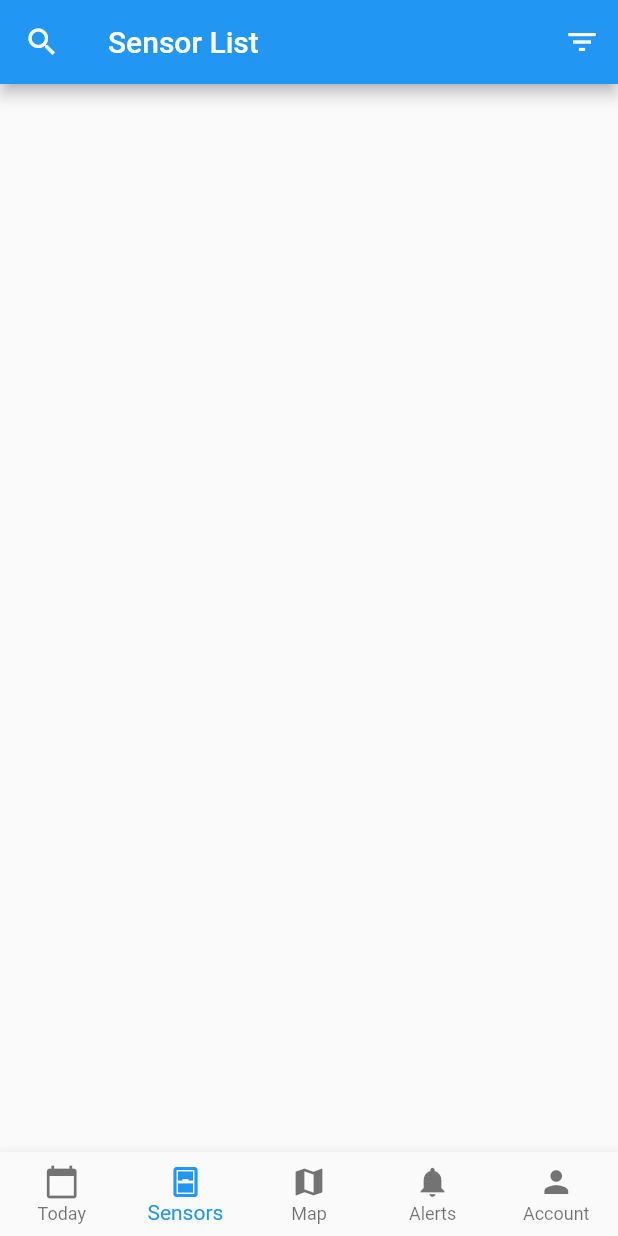
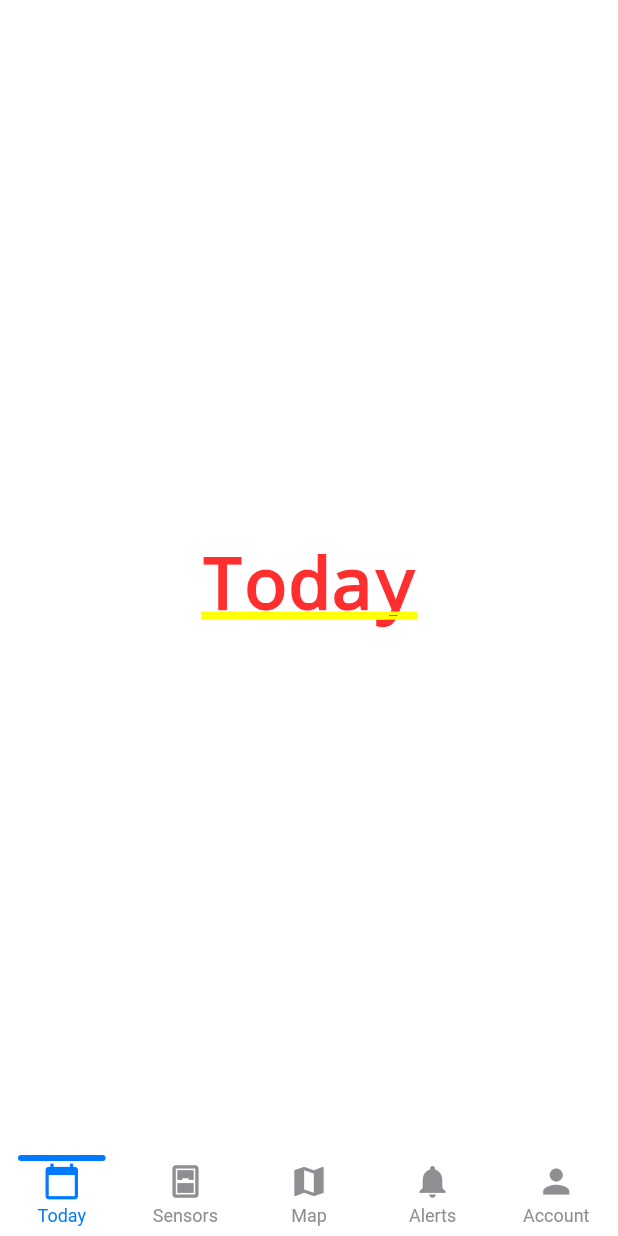
Before and after one commit to tshuenhau/pycnomobile, a Flutter app: the screen it shows after launch, on a phone screen of 412 x 824 dp. Run offline on Flutter 3.47's test engine with Material 2 defaults, Android fonts, the phone set to English and light mode, and no system bars; drawn by our look-alikes of persistent_bottom_nav_bar; our stand-ins replace get; network calls fail; statements that could not run were skipped.

Commit message:
bottomnavbar with custom navigation

```diff
--- /dev/null
+++ b/lib/App.dart
@@ -0,0 +1,94 @@
+import 'package:flutter/material.dart';
+import 'package:persistent_bottom_nav_bar/persistent-tab-view.dart';
+import 'package:pycnomobile/screens/AccountPage.dart';
+import 'package:pycnomobile/screens/AlertsPage.dart';
+import 'package:pycnomobile/screens/MapPage.dart';
+import 'package:pycnomobile/screens/SensorListPage.dart';
+import 'package:pycnomobile/screens/TodayPage.dart';
+
+class App extends StatefulWidget {
+  const App({Key? key}) : super(key: key);
+
+  @override
+  State<App> createState() => _AppState();
+}
+
+class _AppState extends State<App> {
+  PersistentTabController _controller =
+      PersistentTabController(initialIndex: 0);
+
+//Screens for each nav items.
+  List<Widget> _NavScreens() {
+    return [
+      TodayPage(),
+      SensorListPage(),
+      MapPage(),
+      AlertsPage(),
+      AccountPage(),
+    ];
+  }
+
+  List<PersistentBottomNavBarItem> _navBarsItems() {
+    return [
+      PersistentBottomNavBarItem(
+        icon: Icon(Icons.calendar_today),
+        title: 'Today',
+      ),
+      PersistentBottomNavBarItem(
+        icon: Icon(Icons.sensor_window),
+        title: 'Sensors',
+      ),
+      PersistentBottomNavBarItem(
+        icon: Icon(Icons.map),
+        title: 'Map',
+      ),
+      PersistentBottomNavBarItem(
+        icon: Icon(Icons.notifications),
+        title: 'Alerts',
+      ),
+      PersistentBottomNavBarItem(
+        icon: Icon(Icons.person),
+        title: 'Account',
+      ),
+    ];
+  }
+
+  @override
+  Widget build(BuildContext context) {
+    return Center(
+      child: PersistentTabView(
+        context,
+        controller: _controller,
+        screens: _NavScreens(),
+        items: _navBarsItems(),
+        confineInSafeArea: true,
+        backgroundColor: Colors.white, // Default is Colors.white.
+        handleAndroidBackButtonPress: true, // Default is true.
+        resizeToAvoidBottomInset:
+            true, // This needs to be true if you want to move up the screen when keyboard appears. Default is true.
+        stateManagement: true, // Default is true.
+        hideNavigationBarWhenKeyboardShows:
+            true, // Recommended to set 'resizeToAvoidBottomInset' as true while using this argument. Default is true.
+        decoration: NavBarDecoration(
+          borderRadius: BorderRadius.circular(10.0),
+          colorBehindNavBar: Colors.white,
+        ),
+        popAllScreensOnTapOfSelectedTab: true,
+        popActionScreens: PopActionScreensType.all,
+        itemAnimationProperties: ItemAnimationProperties(
+          // Navigation Bar's items animation properties.
+          duration: Duration(milliseconds: 200),
+          curve: Curves.ease,
+        ),
+        screenTransitionAnimation: ScreenTransitionAnimation(
+          // Screen transition animation on change of selected tab.
+          animateTabTransition: true,
+          curve: Curves.ease,
+          duration: Duration(milliseconds: 200),
+        ),
+        navBarStyle:
+            NavBarStyle.style3, // Choose the nav bar style with this property.
+      ),
+    );
+  }
+}
--- a/lib/main.dart
+++ b/lib/main.dart
@@ -1,4 +1,5 @@
 import 'package:flutter/material.dart';
+import 'package:pycnomobile/App.dart';
 import 'package:pycnomobile/screens/SensorListPage.dart';
 
 void main() {
@@ -15,7 +16,7 @@ class MyApp extends StatelessWidget {
         // is not restarted.
         primarySwatch: Colors.blue,
       ),
-      home: SensorListPage(),
+      home: App(),
     );
   }
 }
--- a/lib/screens/SensorListPage.dart
+++ b/lib/screens/SensorListPage.dart
@@ -3,13 +3,15 @@ import 'package:flutter/material.dart';
 
 import 'package:pycnomobile/model/Sensor.dart';
 import 'package:pycnomobile/screens/SensorSearchPage.dart';
-import 'package:pycnomobile/widgets/CustomBottomNavigationBar.dart';
+import 'package:pycnomobile/widgets/NotInUse/CustomBottomNavigationBar.dart';
 import 'package:pycnomobile/widgets/SensorsListTile.dart';
 import 'package:pycnomobile/controllers/ListOfSensorsController.dart';
 
 class SensorListPage extends StatelessWidget {
   final ListOfSensorsController sensorsController =
       Get.put(ListOfSensorsController());
+
+  var bottomNavigationBar;
   Future _refreshData() async {
     await sensorsController.getListOfSensors();
   }
@@ -42,7 +44,6 @@ class SensorListPage extends StatelessWidget {
           ),
         ),
       ),
-      bottomNavigationBar: CustomBottomNavigationBar(selectedIndex: 1),
     );
   }
 }
--- a/lib/screens/SensorSummaryPage.dart
+++ b/lib/screens/SensorSummaryPage.dart
@@ -2,7 +2,7 @@ import 'package:flutter/material.dart';
 import 'package:pycnomobile/builders/SummaryCardBuilder.dart';
 import 'package:pycnomobile/model/Sensor.dart';
 import 'package:pycnomobile/widgets/BasicSummaryCard.dart';
-import 'package:pycnomobile/widgets/CustomBottomNavigationBar.dart';
+import 'package:pycnomobile/widgets/NotInUse/CustomBottomNavigationBar.dart';
 
 class SensorSummaryPage extends StatelessWidget {
   final Sensor sensor;
@@ -30,7 +30,6 @@ class SensorSummaryPage extends StatelessWidget {
           ),
         ),
       ),
-      bottomNavigationBar: CustomBottomNavigationBar(selectedIndex: 1),
     );
   }
 }
--- /dev/null
+++ b/lib/screens/TodayPage.dart
@@ -0,0 +1,10 @@
+import 'package:flutter/material.dart';
+
+class TodayPage extends StatelessWidget {
+  const TodayPage({Key? key}) : super(key: key);
+
+  @override
+  Widget build(BuildContext context) {
+    return Center(child: Text("Today"));
+  }
+}
--- a/lib/widgets/CustomBottomNavigationBar.dart
+++ /dev/null
@@ -1,43 +0,0 @@
-import 'package:flutter/material.dart';
-
-class CustomBottomNavigationBar extends StatefulWidget {
-  final int selectedIndex;
-  const CustomBottomNavigationBar({Key? key, required this.selectedIndex})
-      : super(key: key);
-
-  @override
-  State<CustomBottomNavigationBar> createState() =>
-      _CustomBottomNavigationBarState();
-}
-
-class _CustomBottomNavigationBarState extends State<CustomBottomNavigationBar> {
-  @override
-  Widget build(BuildContext context) {
-    return BottomNavigationBar(
-      type: BottomNavigationBarType.fixed,
-      items: [
-        BottomNavigationBarItem(
-          icon: Icon(Icons.calendar_today),
-          label: 'Today',
-        ),
-        BottomNavigationBarItem(
-          icon: Icon(Icons.sensor_window),
-          label: 'Sensors',
-        ),
-        BottomNavigationBarItem(
-          icon: Icon(Icons.map),
-          label: 'Map',
-        ),
-        BottomNavigationBarItem(
-          icon: Icon(Icons.notifications),
-          label: 'Alerts',
-        ),
-        BottomNavigationBarItem(
-          icon: Icon(Icons.person),
-          label: 'Account',
-        ),
-      ],
-      currentIndex: widget.selectedIndex,
-    );
-  }
-}
--- a/pubspec.yaml
+++ b/pubspec.yaml
@@ -3,7 +3,7 @@ description: A new Flutter project.
 
 # The following line prevents the package from being accidentally published to
 # pub.dev using `pub publish`. This is preferred for private packages.
-publish_to: 'none' # Remove this line if you wish to publish to pub.dev
+publish_to: "none" # Remove this line if you wish to publish to pub.dev
 
 # The following defines the version and build number for your application.
 # A version number is three numbers separated by dots, like 1.2.43
@@ -27,10 +27,10 @@ dependencies:
     git:
       url: https://github.com/boskokg/flutter_blue/
       ref: 0.12.0
+  persistent_bottom_nav_bar: any
 
   flutter:
     sdk: flutter
-
 
   # The following adds the Cupertino Icons font to your application.
   # Use with the CupertinoIcons class for iOS style icons.
@@ -45,7 +45,6 @@ dev_dependencies:
 
 # The following section is specific to Flutter.
 flutter:
-
   # The following line ensures that the Material Icons font is
   # included with your application, so that you can use the icons in
   # the material Icons class.
```
Also changed, not shown: lib/screens/AccountPage.dart (added, +10 -0 lines), lib/screens/AlertsPage.dart (added, +10 -0 lines), lib/screens/MapPage.dart (added, +10 -0 lines), lib/widgets/NotInUse/CustomBottomNavigationBar.dart (added, +97 -0 lines), 1 other file.
